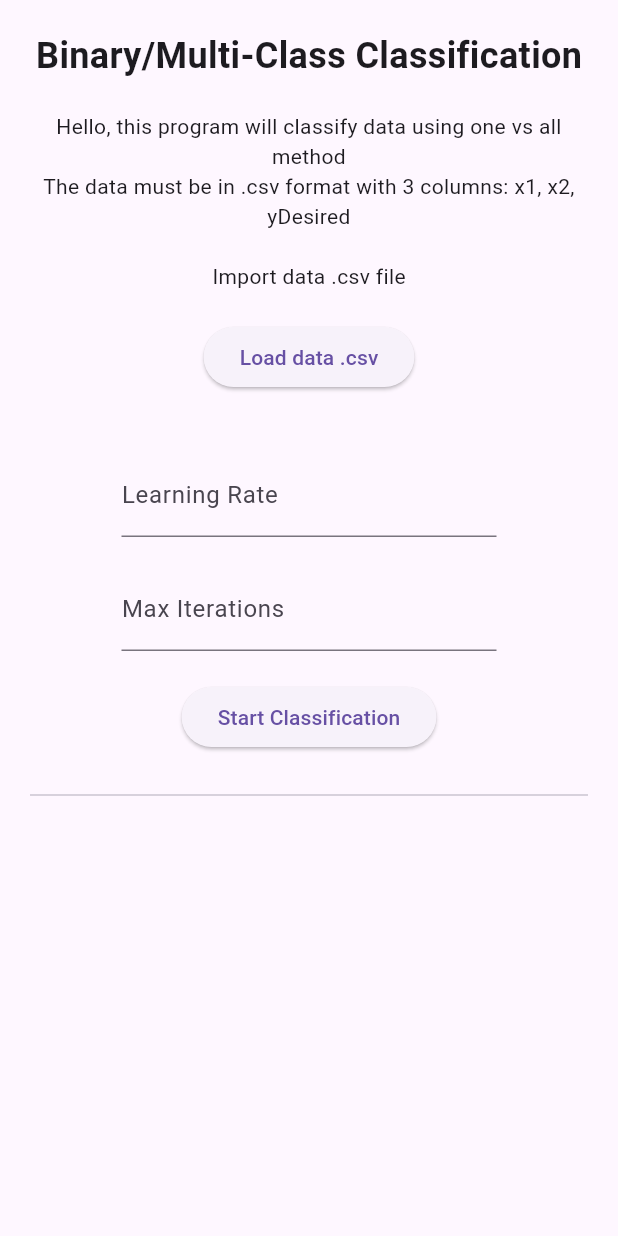
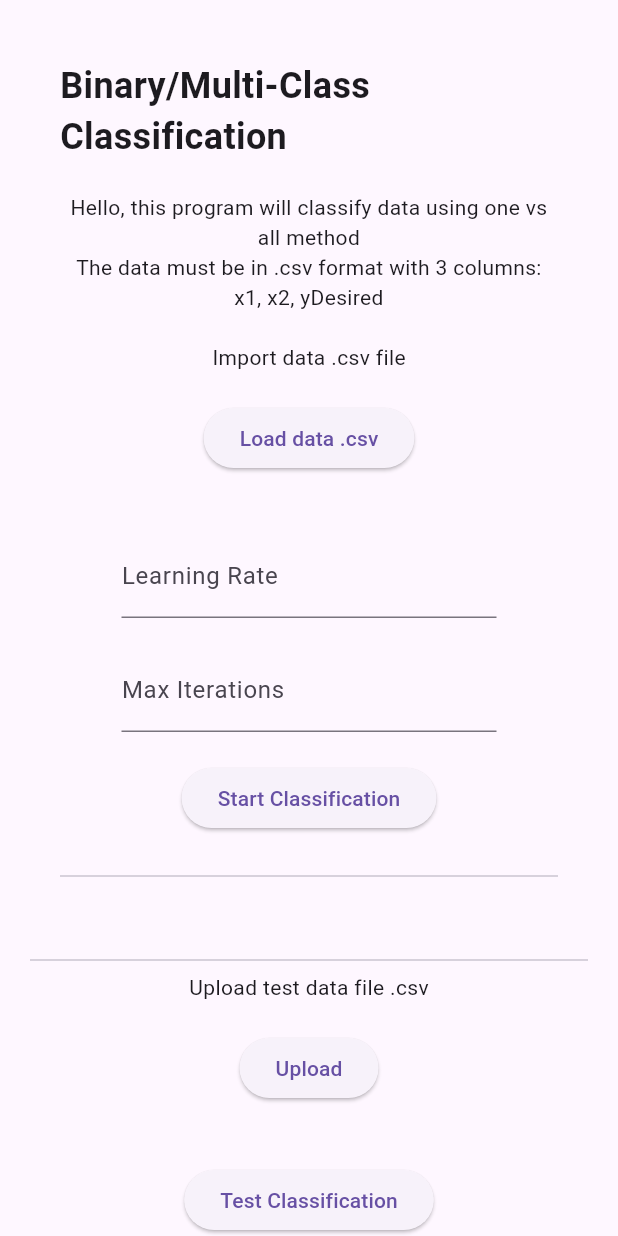
Before and after one commit to RubaEgbaria/classification, a Flutter app: the screen it shows after launch, on a phone screen of 412 x 824 dp. Run offline on Flutter 3.47's test engine with Material 3 defaults, Android fonts, the phone set to English and light mode, and no system bars; our stand-ins replace csv, file_picker, fl_chart.

Commit message:
Allow user to add test data, predict, minor code improvements

```diff
--- a/lib/UI/mutli_equations_chart.dart
+++ b/lib/UI/mutli_equations_chart.dart
@@ -45,7 +45,8 @@ class MutliEquationsChart extends StatelessWidget {
     Match? match = regExp.firstMatch(equation);
     if (match != null) {
       double slope = double.parse(match.group(1)!);
-      double intercept = double.parse(match.group(2)!.replaceAll(" ", ""));
+      double intercept =
+          double.parse(match.group(2)?.replaceAll(" ", "") ?? "0");
       return [intercept, slope];
     }
     return null;
@@ -91,6 +92,7 @@ class MutliEquationsChart extends StatelessWidget {
     generateYpredSpots(xValues!, yValues!, yPred);
 
     final Map<int, Color> classColors = {
+      0: Colors.lime,
       1: Colors.purple,
       2: Colors.orange,
       3: Colors.green,
--- /dev/null
+++ b/lib/UI/test_data_widget.dart
@@ -0,0 +1,69 @@
+import "package:flutter/material.dart";
+import "package:flutter_application_1/logic/load_file.dart";
+import "package:flutter_application_1/logic/one_vs_all.dart";
+
+class TestDataWidget extends StatefulWidget {
+  const TestDataWidget({super.key});
+
+  @override
+  State<TestDataWidget> createState() => _TestDataWidgetState();
+}
+
+class _TestDataWidgetState extends State<TestDataWidget> {
+  List<double> x1 = [];
+  List<double> x2 = [];
+  late List<int> resultClass = List.filled(x1.length, 9);
+
+  Future<void> loadData() async {
+    final fields = await loadFile();
+    if (fields == null) return;
+
+    setState(() {
+      x1 = fields.map((e) => double.parse(e[0].toString().trim())).toList();
+      x2 = fields.map((e) => double.parse(e[1].toString().trim())).toList();
+    });
+  }
+
+  @override
+  Widget build(BuildContext context) {
+    return Column(
+      children: [
+        const Text("Upload test data file .csv"),
+        const SizedBox(height: 20),
+        ElevatedButton(
+          onPressed: () async {
+            await loadData();
+          },
+          child: const Text("Upload"),
+        ),
+        const SizedBox(height: 20),
+        if (x1.isNotEmpty)
+          DataTable(
+            columns: const [
+              DataColumn(label: Text("x1")),
+              DataColumn(label: Text("x2")),
+              DataColumn(label: Text("Predicted Class")),
+            ],
+            rows: List.generate(x1.length, (index) {
+              return DataRow(cells: [
+                DataCell(Text(x1[index].toString())),
+                DataCell(Text(x2[index].toString())),
+                DataCell(Text(!resultClass.contains(9)
+                    ? resultClass[index].toString()
+                    : "Not classified")),
+              ]);
+            }),
+          ),
+        const SizedBox(height: 20),
+        ElevatedButton(
+          onPressed: () {
+            setState(() {
+              resultClass = predictMultiClassData(x1, x2);
+            });
+          },
+          child: const Text("Test Classification"),
+        ),
+      ],
+    );
+  }
+}
--- a/lib/main.dart
+++ b/lib/main.dart
@@ -1,5 +1,7 @@
+import 'package:flutter/gestures.dart';
 import 'package:flutter/material.dart';
 import 'package:flutter_application_1/UI/data_widget.dart';
+import 'package:flutter_application_1/UI/test_data_widget.dart';
 
 void main() {
   runApp(const MainApp());
@@ -21,7 +23,17 @@ class MainApp extends StatelessWidget {
       darkTheme: ThemeData.dark(useMaterial3: true),
       title: 'Classification App',
       home: const Scaffold(
-        body: DataWidget(),
+        body: SingleChildScrollView(
+          padding: EdgeInsets.all(20),
+          dragStartBehavior: DragStartBehavior.down,
+          child: Column(
+            children: [
+              DataWidget(),
+              Divider(),
+              TestDataWidget(),
+            ],
+          ),
+        ),
       ),
     );
   }
```
Also changed, not shown: lib/logic/one_vs_all.dart (+56 -32 lines).
